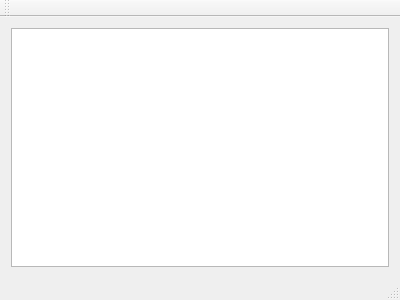
Qt form mainwindow.ui (file-citas/ptrace_fuzzer) before a commit.
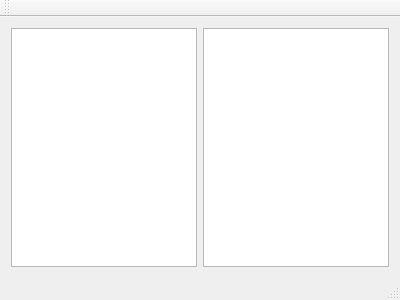
The same form after that commit.

Diff of the .ui file:
```diff
--- a/mainwindow.ui
+++ b/mainwindow.ui
@@ -15,6 +15,9 @@
   </property>
   <widget class="QWidget" name="centralWidget">
    <layout class="QHBoxLayout" name="horizontalLayout">
+    <item>
+     <widget class="QTableView" name="codetableview"/>
+    </item>
     <item>
      <widget class="QTableView" name="tagtableview"/>
     </item>
```
